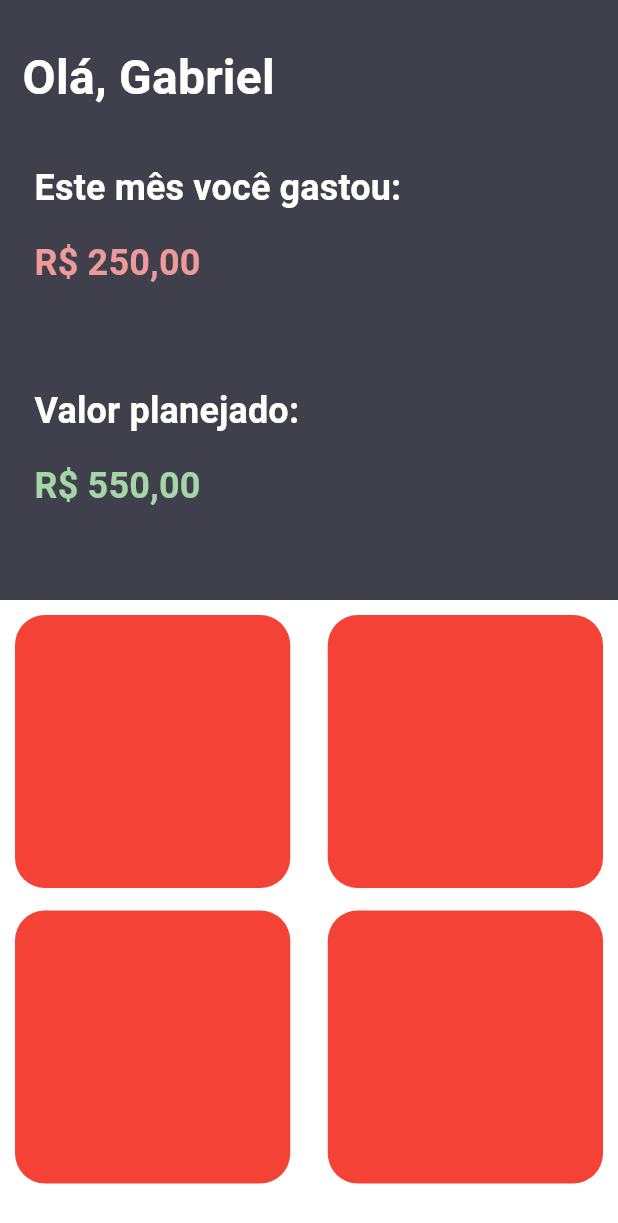
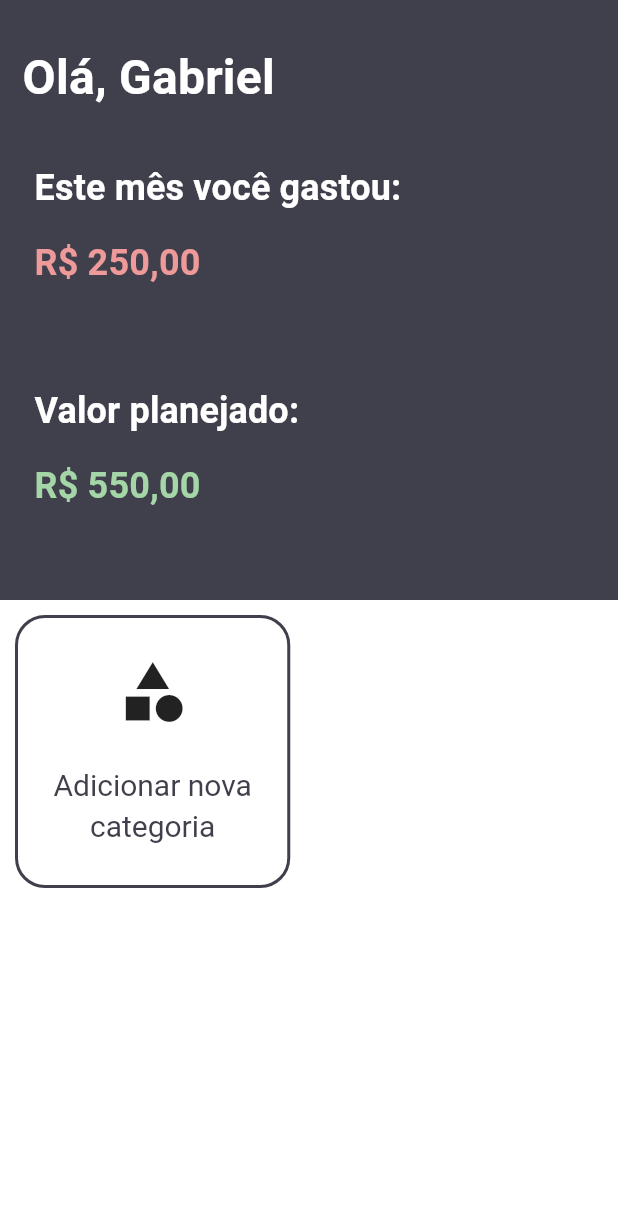
Before and after one commit to gabrielschorsch/balance, a Flutter app: the StartingPage screen opened directly, on a phone screen of 412 x 824 dp. Shown: the top 1223 px of the screen. Run offline on Flutter 3.47's test engine with Material 2 defaults, Android fonts, the phone set to English and light mode, and no system bars; our stand-ins replace fl_chart, google_fonts; Roboto replaces fonts that are missing (Kanit).

Commit message:
feat: added category insertion

```diff
--- a/lib/controllers/category_controller.dart
+++ b/lib/controllers/category_controller.dart
@@ -8,4 +8,10 @@ class CategoryController extends ChangeNotifier {
   Future<List<Category>> getCategories() async {
     return await repository.getCategories();
   }
+
+  Future<int> addCategory(Category category) async {
+    var insert = repository.addCategory(category);
+    notifyListeners();
+    return insert;
+  }
 }
--- a/lib/pages/dashboard.dart
+++ b/lib/pages/dashboard.dart
@@ -92,7 +92,7 @@ class _DashboardState extends State<Dashboard> {
                                   .toList();
                             });
                           },
-                          icon: Icon(Icons.clear),
+                          icon: const Icon(Icons.clear),
                         )
                       : Container(),
                 ],
--- a/lib/pages/starting_page.dart
+++ b/lib/pages/starting_page.dart
@@ -1,3 +1,4 @@
+import 'package:app/pages/add_category.dart';
 import 'package:flutter/material.dart';
 
 class StartingPage extends StatefulWidget {
@@ -57,28 +58,37 @@ class _StartingPageState extends State<StartingPage> {
               mainAxisSpacing: 15,
             ),
             children: [
-              Container(
-                decoration: BoxDecoration(
-                  color: Colors.red,
-                  borderRadius: BorderRadius.circular(20),
-                ),
-              ),
-              Container(
-                decoration: BoxDecoration(
-                  color: Colors.red,
-                  borderRadius: BorderRadius.circular(20),
-                ),
-              ),
-              Container(
-                decoration: BoxDecoration(
-                  color: Colors.red,
-                  borderRadius: BorderRadius.circular(20),
-                ),
-              ),
-              Container(
-                decoration: BoxDecoration(
-                  color: Colors.red,
-                  borderRadius: BorderRadius.circular(20),
+              GestureDetector(
+                onTap: () {
+                  Navigator.of(context).push(
+                    MaterialPageRoute(
+                      builder: (context) => const AddCategory(),
+                      fullscreenDialog: true,
+                    ),
+                  );
+                },
+                child: Container(
+                  decoration: BoxDecoration(
+                    border: Border.all(
+                      color: Theme.of(context).colorScheme.secondary,
+                      width: 2,
+                    ),
+                    borderRadius: BorderRadius.circular(20),
+                  ),
+                  child: Column(
+                    mainAxisAlignment: MainAxisAlignment.spaceEvenly,
+                    children: [
+                      const Icon(
+                        Icons.category,
+                        size: 48,
+                      ),
+                      Text(
+                        "Adicionar nova categoria",
+                        style: Theme.of(context).textTheme.headlineSmall,
+                        textAlign: TextAlign.center,
+                      )
+                    ],
+                  ),
                 ),
               ),
             ],
--- a/lib/repository/categories_interface.dart
+++ b/lib/repository/categories_interface.dart
@@ -2,5 +2,5 @@ import 'package:app/domains/category.dart';
 
 abstract class ICategoriesRepository {
   Future<List<Category>> getCategories();
-
+  Future<int> addCategory(Category category);
 }
```
Also changed, not shown: lib/pages/add_category.dart (added, +155 -0 lines), lib/repository/categories_repository.dart (+12 -4 lines).
